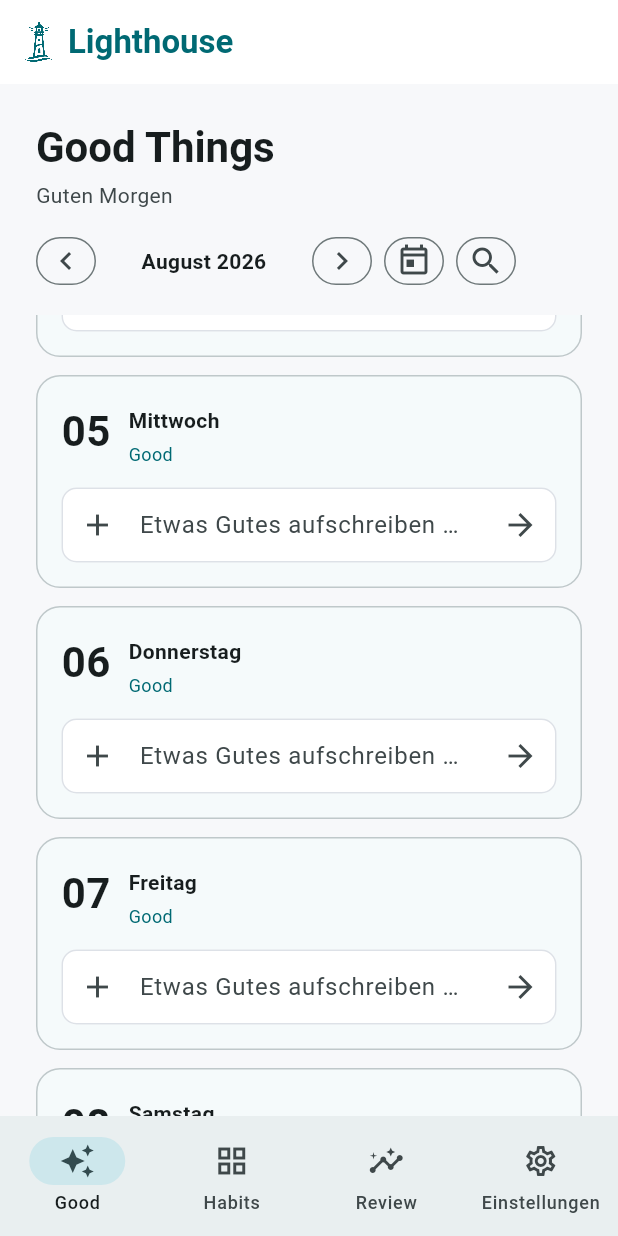
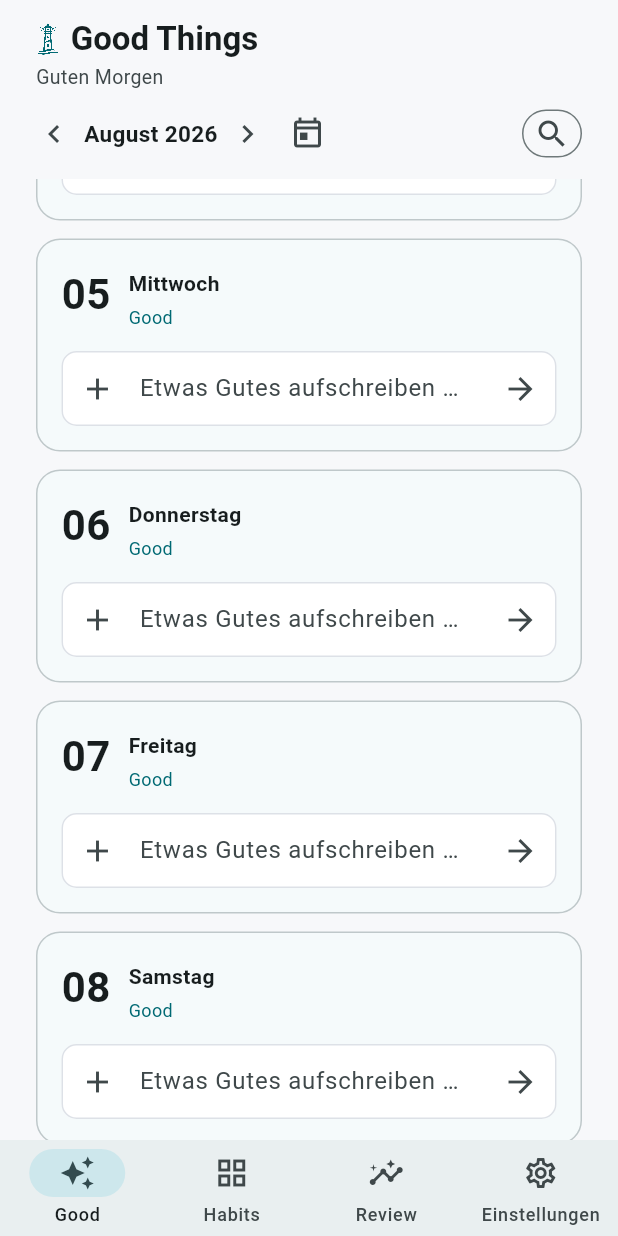
Before and after one commit to Rab2385/lighthouse_mini, a Flutter app: the screen it shows after launch, scrolled down 576 dp, after a tap on the "chevron left" icon, on a phone screen of 412 x 824 dp. Run offline on Flutter 3.47's test engine with Material 3 defaults, Android fonts, the phone set to English and light mode, and no system bars; our stand-ins replace sembast, sembast_web; missing offline and left inert: dart:js_interop; Roboto replaces fonts that are missing (Arial).

Commit message:
Compact phone header: more room for content (#9)
On phones (shortestSide < 600) only; tablets and desktop are unchanged.

- No AppBar: the branding was repeated above every tab. The new shared
  PageTitle shows a small lighthouse mark next to the page title instead
  (titleLarge instead of headlineMedium), used by all four tabs.
- MonthHeader: 12 px top padding and one control row — ‹ Month › and
  Today on the left, the page's actions on the right (they move to their
  own row only if they don't fit). Below 360 px the month is abbreviated
  ("Sep. 2026") so the row still fits.
- NavigationBar 64 px instead of 80; body in a SafeArea now that there is
  no AppBar handling the status bar.

At 375x667 the content area grows from ~381 px to ~490 px: three day
cards instead of ~1.5, all six habits in the month grid.

Co-Authored-By: Claude Opus 5.5 <noreply@anthropic.com>
Claude-Session: https://claude.ai/code/session_01DA6vH9B5D4hUY1PfQgrie5

```diff
--- a/lib/l10n/app_strings.dart
+++ b/lib/l10n/app_strings.dart
@@ -256,4 +256,13 @@ class AppStrings {
 
   String monthAndYear(DateTime date) =>
       '${monthNames[date.month - 1]} ${date.year}';
+
+  /// "Sep. 2026" / "Sep 2026" — for very narrow phone headers.
+  String shortMonthAndYear(DateTime date) {
+    final name = monthNames[date.month - 1];
+    final short = name.length <= 4
+        ? name
+        : '${name.substring(0, 3)}${_en ? '' : '.'}';
+    return '$short ${date.year}';
+  }
 }
--- a/lib/pages/lighthouse_shell.dart
+++ b/lib/pages/lighthouse_shell.dart
@@ -153,8 +153,12 @@ class _LighthouseShellState extends State<LighthouseShell> {
           );
         }
 
+        // A phone gets no AppBar: every tab's title already carries the mark,
+        // and the height is better spent on content.
         return Scaffold(
-          appBar: AppBar(
+          appBar: isPhone
+              ? null
+              : AppBar(
                   title: Row(
                     mainAxisSize: MainAxisSize.min,
                     children: [
@@ -170,8 +174,12 @@ class _LighthouseShellState extends State<LighthouseShell> {
                     ],
                   ),
                 ),
-          body: IndexedStack(index: _selectedIndex, children: _pages),
+          body: SafeArea(
+            bottom: false,
+            child: IndexedStack(index: _selectedIndex, children: _pages),
+          ),
           bottomNavigationBar: NavigationBar(
+            height: isPhone ? 64 : null,
             selectedIndex: _selectedIndex,
             onDestinationSelected: _selectPage,
             destinations: [
--- a/lib/pages/review_page.dart
+++ b/lib/pages/review_page.dart
@@ -3,6 +3,7 @@ import 'package:flutter/material.dart';
 import '../l10n/app_strings.dart';
 import '../models/good_thing.dart';
 import '../state/lighthouse_controller.dart';
+import '../widgets/page_title.dart';
 
 enum _RangePreset { thisMonth, last7Days, last30Days, thisYear, custom }
 
@@ -287,23 +288,15 @@ class _ReviewHeader extends StatelessWidget {
         ? strings.rangeDays(rangeDays)
         : strings.daysElapsedOfRange(elapsedDays, rangeDays);
 
+    final phone = isPhoneLayout(context);
+
     return Padding(
-      padding: const EdgeInsets.fromLTRB(24, 24, 24, 16),
+      padding: EdgeInsets.fromLTRB(24, phone ? 12 : 24, 24, phone ? 10 : 16),
       child: Column(
         crossAxisAlignment: CrossAxisAlignment.start,
         children: [
-          Text(
-            strings.review,
-            style: theme.textTheme.headlineMedium?.copyWith(
-              fontWeight: FontWeight.w700,
-            ),
-          ),
-          const SizedBox(height: 4),
-          Text(
-            '$rangeLabel · $daysText',
-            style: TextStyle(color: colorScheme.onSurfaceVariant),
-          ),
-          const SizedBox(height: 14),
+          PageTitle(title: strings.review, subtitle: '$rangeLabel · $daysText'),
+          SizedBox(height: phone ? 8 : 14),
           Row(
             children: [
               Expanded(
--- a/lib/pages/settings_page.dart
+++ b/lib/pages/settings_page.dart
@@ -2,6 +2,7 @@ import 'package:flutter/material.dart';
 
 import '../l10n/app_strings.dart';
 import '../state/lighthouse_controller.dart';
+import '../widgets/page_title.dart';
 
 class SettingsPage extends StatefulWidget {
   const SettingsPage({super.key, required this.controller});
@@ -124,7 +125,12 @@ class _SettingsPageState extends State<SettingsPage> {
         return Scaffold(
           backgroundColor: Colors.transparent,
           body: SingleChildScrollView(
-            padding: const EdgeInsets.fromLTRB(24, 24, 24, 40),
+            padding: EdgeInsets.fromLTRB(
+              24,
+              isPhoneLayout(context) ? 12 : 24,
+              24,
+              40,
+            ),
             child: Align(
               alignment: Alignment.topLeft,
               child: ConstrainedBox(
@@ -132,18 +138,9 @@ class _SettingsPageState extends State<SettingsPage> {
                 child: Column(
                   crossAxisAlignment: CrossAxisAlignment.start,
                   children: [
-                    Text(
-                      strings.settings,
-                      style: theme.textTheme.headlineMedium?.copyWith(
-                        fontWeight: FontWeight.w700,
-                      ),
-                    ),
-                    const SizedBox(height: 4),
-                    Text(
-                      strings.settingsSubtitle,
-                      style: TextStyle(
-                        color: theme.colorScheme.onSurfaceVariant,
-                      ),
+                    PageTitle(
+                      title: strings.settings,
+                      subtitle: strings.settingsSubtitle,
                     ),
                     const SizedBox(height: 22),
 
--- a/lib/widgets/month_header.dart
+++ b/lib/widgets/month_header.dart
@@ -1,6 +1,7 @@
 import 'package:flutter/material.dart';
 
 import '../l10n/app_strings.dart';
+import 'page_title.dart';
 
 class MonthHeader extends StatelessWidget {
   const MonthHeader({
@@ -31,6 +32,12 @@ class MonthHeader extends StatelessWidget {
 
   @override
   Widget build(BuildContext context) {
+    final titleBlock = PageTitle(title: title, subtitle: subtitle);
+
+    if (isPhoneLayout(context)) {
+      return _buildCompact(context, titleBlock);
+    }
+
     final monthText = strings.monthAndYear(selectedMonth);
 
     final controls = Wrap(
@@ -76,27 +83,6 @@ class MonthHeader extends StatelessWidget {
         width: double.infinity,
         child: LayoutBuilder(
           builder: (context, constraints) {
-            final titleBlock = Column(
-              crossAxisAlignment: CrossAxisAlignment.start,
-              children: [
-                Text(
-                  title,
-                  style: Theme.of(context).textTheme.headlineMedium?.copyWith(
-                    fontWeight: FontWeight.w700,
-                  ),
-                ),
-                if (subtitle != null) ...[
-                  const SizedBox(height: 4),
-                  Text(
-                    subtitle!,
-                    style: TextStyle(
-                      color: Theme.of(context).colorScheme.onSurfaceVariant,
-                    ),
-                  ),
-                ],
-              ],
-            );
-
             if (constraints.maxWidth < 760) {
               return Column(
                 crossAxisAlignment: CrossAxisAlignment.start,
@@ -115,4 +101,80 @@ class MonthHeader extends StatelessWidget {
       ),
     );
   }
+
+  /// Phone layout: small title, then one row with ‹ Month › (and Today) on
+  /// the left and the page's actions on the right. If the actions don't fit
+  /// next to the month they move onto their own row instead of overflowing.
+  Widget _buildCompact(BuildContext context, Widget titleBlock) {
+    // On the smallest phones the full month name would push the actions
+    // onto a second row.
+    final narrow = MediaQuery.sizeOf(context).width < 360;
+
+    final monthGroup = Row(
+      mainAxisSize: MainAxisSize.min,
+      children: [
+        IconButton(
+          visualDensity: VisualDensity.compact,
+          tooltip: strings.previousMonth,
+          onPressed: onPreviousMonth,
+          icon: const Icon(Icons.chevron_left),
+        ),
+        Text(
+          narrow
+              ? strings.shortMonthAndYear(selectedMonth)
+              : strings.monthAndYear(selectedMonth),
+          style: const TextStyle(fontSize: 15, fontWeight: FontWeight.w600),
+        ),
+        IconButton(
+          visualDensity: VisualDensity.compact,
+          tooltip: strings.nextMonth,
+          onPressed: onNextMonth,
+          icon: const Icon(Icons.chevron_right),
+        ),
+        IconButton(
+          visualDensity: VisualDensity.compact,
+          tooltip: strings.today,
+          onPressed: onToday,
+          icon: const Icon(Icons.today_outlined),
+        ),
+      ],
+    );
+
+    final actions = trailing;
+
+    return Padding(
+      padding: const EdgeInsets.fromLTRB(24, 12, 24, 10),
+      child: SizedBox(
+        width: double.infinity,
+        child: Column(
+          crossAxisAlignment: CrossAxisAlignment.start,
+          children: [
+            titleBlock,
+            if (showMonthControls || actions != null) ...[
+              const SizedBox(height: 8),
+              // Full width, so spaceBetween can push the actions to the right.
+              SizedBox(
+                width: double.infinity,
+                child: Wrap(
+                  alignment: WrapAlignment.spaceBetween,
+                  crossAxisAlignment: WrapCrossAlignment.center,
+                  spacing: 8,
+                  runSpacing: 6,
+                  children: [
+                    // Pull the first chevron flush with the title's left edge.
+                    if (showMonthControls)
+                      Transform.translate(
+                        offset: const Offset(-8, 0),
+                        child: monthGroup,
+                      ),
+                    ?actions,
+                  ],
+                ),
+              ),
+            ],
+          ],
+        ),
+      ),
+    );
+  }
 }
--- /dev/null
+++ b/lib/widgets/page_title.dart
@@ -0,0 +1,65 @@
+import 'package:flutter/material.dart';
+
+import 'lighthouse_mark.dart';
+
+/// Whether the phone layout applies: compact headers, no AppBar. Based on the
+/// shortest side so a phone stays a phone when held sideways.
+bool isPhoneLayout(BuildContext context) {
+  return MediaQuery.sizeOf(context).shortestSide < 600;
+}
+
+/// The title block at the top of every tab.
+///
+/// On a phone the app has no AppBar, so the title carries the small lighthouse
+/// mark and uses a smaller type size to leave the screen to the content.
+class PageTitle extends StatelessWidget {
+  const PageTitle({super.key, required this.title, this.subtitle});
+
+  final String title;
+  final String? subtitle;
+
+  @override
+  Widget build(BuildContext context) {
+    final theme = Theme.of(context);
+    final compact = isPhoneLayout(context);
+
+    final titleStyle =
+        (compact ? theme.textTheme.titleLarge : theme.textTheme.headlineMedium)
+            ?.copyWith(fontWeight: FontWeight.w700);
+
+    final subtitleText = subtitle;
+
+    return Column(
+      crossAxisAlignment: CrossAxisAlignment.start,
+      mainAxisSize: MainAxisSize.min,
+      children: [
+        if (compact)
+          Row(
+            children: [
+              const LighthouseMark(height: 22),
+              const SizedBox(width: 8),
+              Flexible(
+                child: Text(
+                  title,
+                  style: titleStyle,
+                  overflow: TextOverflow.ellipsis,
+                ),
+              ),
+            ],
+          )
+        else
+          Text(title, style: titleStyle),
+        if (subtitleText != null) ...[
+          SizedBox(height: compact ? 2 : 4),
+          Text(
+            subtitleText,
+            style: TextStyle(
+              fontSize: compact ? 13 : null,
+              color: theme.colorScheme.onSurfaceVariant,
+            ),
+          ),
+        ],
+      ],
+    );
+  }
+}
```
Also changed, not shown: 4 other files. Lines whose indentation alone changed are shown as unchanged.
